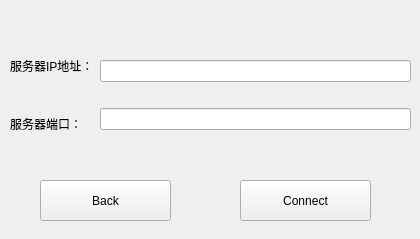
Old version of the form window_tcpclient.ui in the repository goGameBuilders/goGame.
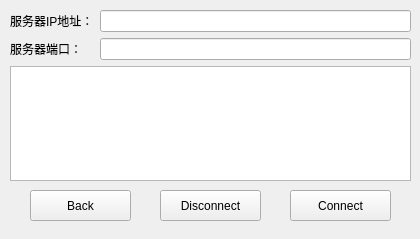
New version of the form.

What changed in the file:
```diff
--- a/window_tcpclient.ui
+++ b/window_tcpclient.ui
@@ -17,10 +17,10 @@
    <widget class="QPushButton" name="pushButton_Connect">
     <property name="geometry">
      <rect>
-      <x>240</x>
-      <y>180</y>
-      <width>131</width>
-      <height>41</height>
+      <x>290</x>
+      <y>190</y>
+      <width>101</width>
+      <height>31</height>
      </rect>
     </property>
     <property name="text">
@@ -30,25 +30,40 @@
    <widget class="QPushButton" name="pushButton_Back">
     <property name="geometry">
      <rect>
-      <x>40</x>
-      <y>180</y>
-      <width>131</width>
-      <height>41</height>
+      <x>30</x>
+      <y>190</y>
+      <width>101</width>
+      <height>31</height>
      </rect>
     </property>
     <property name="text">
      <string>Back</string>
     </property>
    </widget>
+   <widget class="QPushButton" name="pushButton_Disconnect">
+    <property name="geometry">
+     <rect>
+      <x>160</x>
+      <y>190</y>
+      <width>101</width>
+      <height>31</height>
+     </rect>
+    </property>
+    <property name="text">
+     <string>Disconnect</string>
+    </property>
+   </widget>
    <widget class="QWidget" name="">
     <property name="geometry">
      <rect>
       <x>10</x>
-      <y>40</y>
+      <y>10</y>
       <width>401</width>
-      <height>110</height>
+      <height>171</height>
      </rect>
     </property>
+    <layout class="QVBoxLayout" name="verticalLayout_3">
+     <item>
     <layout class="QHBoxLayout" name="horizontalLayout">
      <item>
       <layout class="QVBoxLayout" name="verticalLayout">
@@ -77,6 +92,15 @@
         <widget class="QLineEdit" name="lineEdit_Port"/>
        </item>
       </layout>
+       </item>
+      </layout>
+     </item>
+     <item>
+      <widget class="QTextEdit" name="textEdit_Read">
+       <property name="readOnly">
+        <bool>true</bool>
+       </property>
+      </widget>
      </item>
     </layout>
    </widget>
```
Lines whose indentation alone changed are shown as unchanged.
